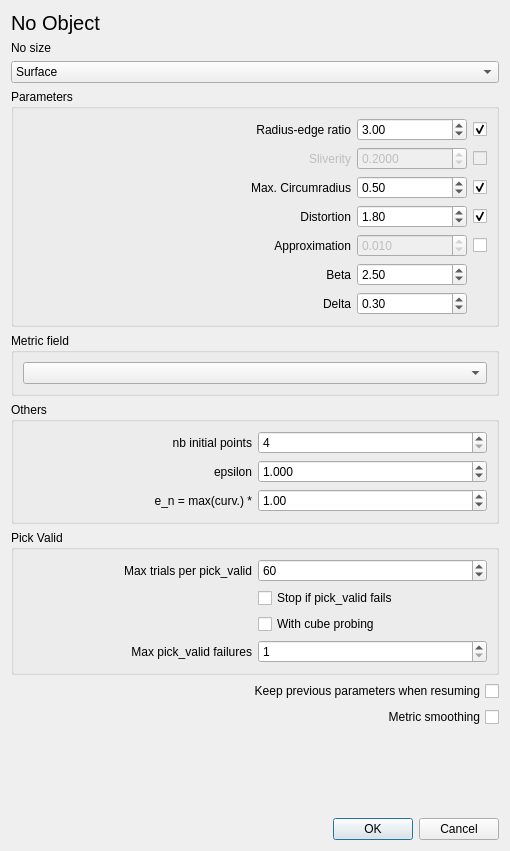
First picture: the form in Anisotropic_mesh_3/demo/ui_files/Aniso_meshing_dialog.ui, repository MaelRL/cgal, before the edit.
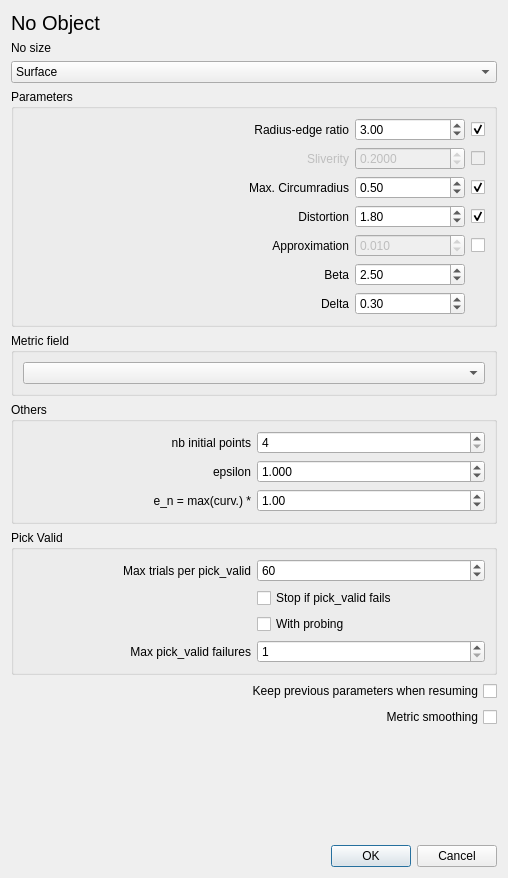
Second picture: the form after the edit.

Commit message: updated pick valid probing : points on the surface and more info/stats in output

```diff
--- a/Anisotropic_mesh_3/demo/ui_files/Aniso_meshing_dialog.ui
+++ b/Anisotropic_mesh_3/demo/ui_files/Aniso_meshing_dialog.ui
@@ -9,8 +9,8 @@
    <rect>
     <x>0</x>
     <y>0</y>
-    <width>510</width>
-    <height>851</height>
+    <width>508</width>
+    <height>878</height>
    </rect>
   </property>
   <property name="windowTitle">
@@ -512,7 +512,7 @@
       <item row="2" column="1">
        <widget class="QCheckBox" name="cube_probing">
         <property name="text">
-         <string>With cube probing</string>
+         <string>With probing</string>
         </property>
        </widget>
       </item>
```
Left out of the diff: 2 changed lines with no effect on the pictures. The commit also changes 6 other files.
